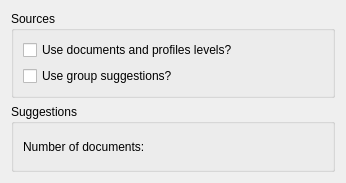
pfrancq/galilei, file sugs/frontend/kde/config.ui: the form before one commit.
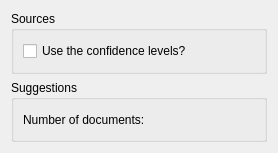
The form after the commit. Custom widgets are drawn as their Qt base class.

```diff
--- a/sugs/frontend/kde/config.ui
+++ b/sugs/frontend/kde/config.ui
@@ -1,12 +1,12 @@
 <ui version="4.0" >
  <class>Config</class>
- <widget class="QWidget" name="Config" >
-  <property name="geometry" >
+ <widget class="QWidget" name="Config">
+  <property name="geometry">
    <rect>
     <x>0</x>
     <y>0</y>
-    <width>346</width>
-    <height>183</height>
+    <width>278</width>
+    <height>153</height>
    </rect>
   </property>
   <property name="windowTitle" >
@@ -20,16 +20,9 @@
      </property>
      <layout class="QVBoxLayout" name="verticalLayout" >
       <item>
-       <widget class="QCheckBox" name="UseLevels" >
-        <property name="text" >
-         <string>Use documents and profiles levels?</string>
-        </property>
-       </widget>
-      </item>
-      <item>
-       <widget class="QCheckBox" name="UseGroupsSugs" >
-        <property name="text" >
-         <string>Use group suggestions?</string>
+       <widget class="QCheckBox" name="UseLevels">
+        <property name="text">
+         <string>Use the confidence levels?</string>
         </property>
        </widget>
       </item>
```
Left out of the diff: 35 changed lines with no effect on the pictures.
